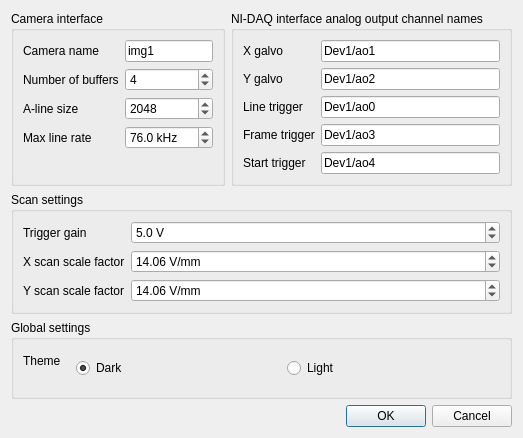
First picture: the form in src/main/resources/windows/ui/SettingsDialog.ui, repository sstucker/OCTview, before the edit.
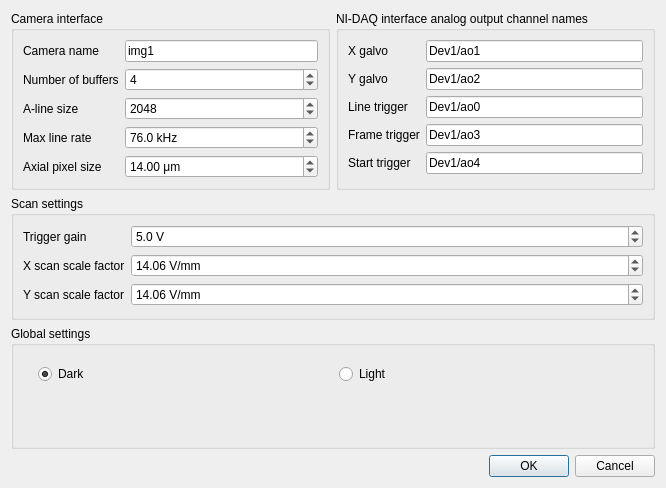
Second picture: the form after the edit.

```diff
--- a/src/main/resources/windows/ui/SettingsDialog.ui
+++ b/src/main/resources/windows/ui/SettingsDialog.ui
@@ -6,8 +6,8 @@
    <rect>
     <x>0</x>
     <y>0</y>
-    <width>509</width>
-    <height>409</height>
+    <width>666</width>
+    <height>488</height>
    </rect>
   </property>
   <property name="windowTitle">
@@ -103,6 +103,32 @@
         </property>
        </widget>
       </item>
+      <item row="4" column="0">
+       <widget class="QLabel" name="labelAxialPixelSize">
+        <property name="text">
+         <string>Axial pixel size</string>
+        </property>
+       </widget>
+      </item>
+      <item row="4" column="1">
+       <widget class="QDoubleSpinBox" name="spinAxialPixelSize">
+        <property name="suffix">
+         <string> μm</string>
+        </property>
+        <property name="minimum">
+         <double>0.010000000000000</double>
+        </property>
+        <property name="maximum">
+         <double>500.000000000000000</double>
+        </property>
+        <property name="singleStep">
+         <double>0.010000000000000</double>
+        </property>
+        <property name="value">
+         <double>14.000000000000000</double>
+        </property>
+       </widget>
+      </item>
      </layout>
     </widget>
    </item>
@@ -194,13 +220,6 @@
       <string>Global settings</string>
      </property>
      <layout class="QFormLayout" name="formLayout_3">
-      <item row="0" column="0">
-       <widget class="QLabel" name="labelTheme">
-        <property name="text">
-         <string>Theme</string>
-        </property>
-       </widget>
-      </item>
       <item row="0" column="1">
        <widget class="QWidget" name="widgetTheme" native="true">
         <layout class="QHBoxLayout" name="horizontalLayout">
```
